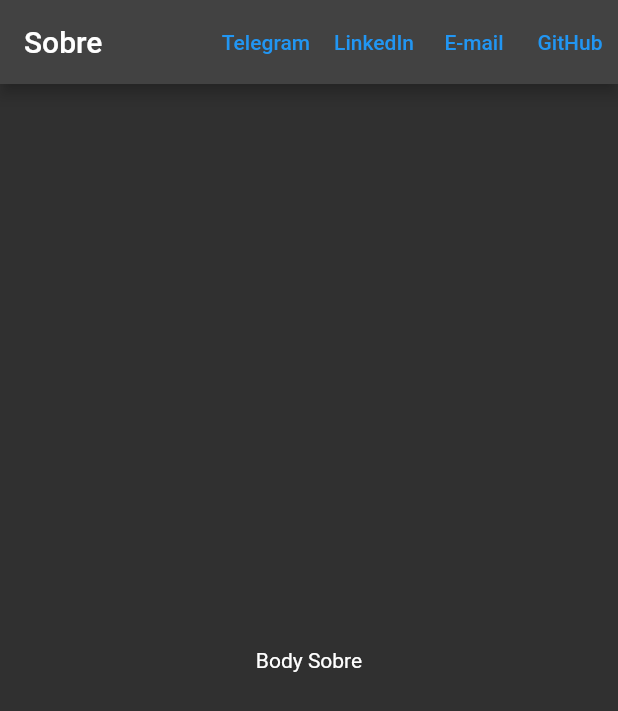
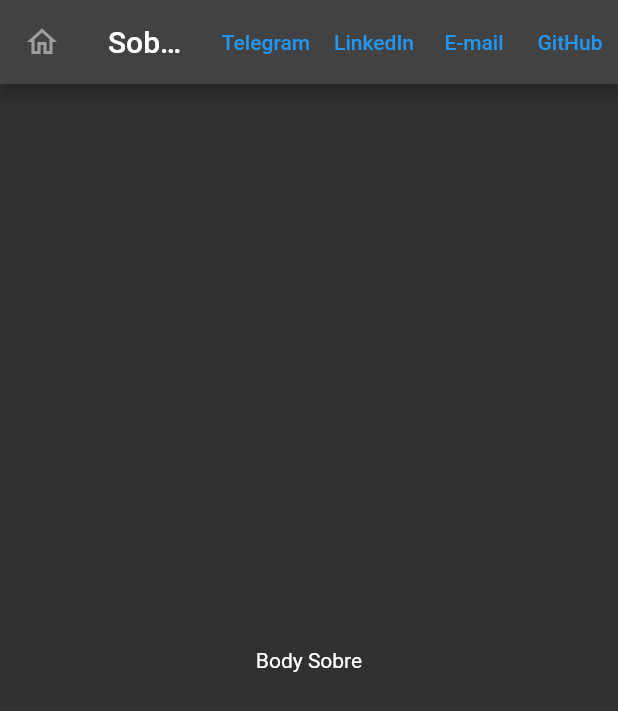
Before and after one commit to LoNobre/portifolio_web, a Flutter app: the About screen opened by its route, on a phone screen of 412 x 824 dp. Shown: the top 711 px of the screen. Run offline on Flutter 3.47's test engine with Material 2 defaults, Android fonts, the phone set to English and light mode, and no system bars; our stand-ins replace go_router.

Commit message:
Insercao de icone de retorno pra Home

```diff
--- a/lib/pages/components/customWidgets.dart
+++ b/lib/pages/components/customWidgets.dart
@@ -4,6 +4,13 @@ import 'package:go_router/go_router.dart';
 class CustomWidgets {
   AppBar getAppBarMenu(String title, BuildContext context){
     return AppBar(
+      leading: IconButton(
+        icon: Icon(
+          Icons.home_outlined,
+          color: Colors.grey,
+        ),
+        onPressed: () => GoRouter.of(context).go('/'),
+      ),
       title: Text(title),
       actions: [
         TextButton(
--- a/lib/pages/home.dart
+++ b/lib/pages/home.dart
@@ -15,7 +15,7 @@ class _HomeState extends State<Home> {
   @override
   Widget build(BuildContext context) {
     return Scaffold(
-      appBar: CustomWidgets().getAppBarMenu("Lorrane Nobre - Portifólio", context),
+      appBar: CustomWidgets().getAppBarMenu("Lorrane Nobre", context),
       body: Center (
         child: Container(
           padding: EdgeInsets.all(32.0),
```
